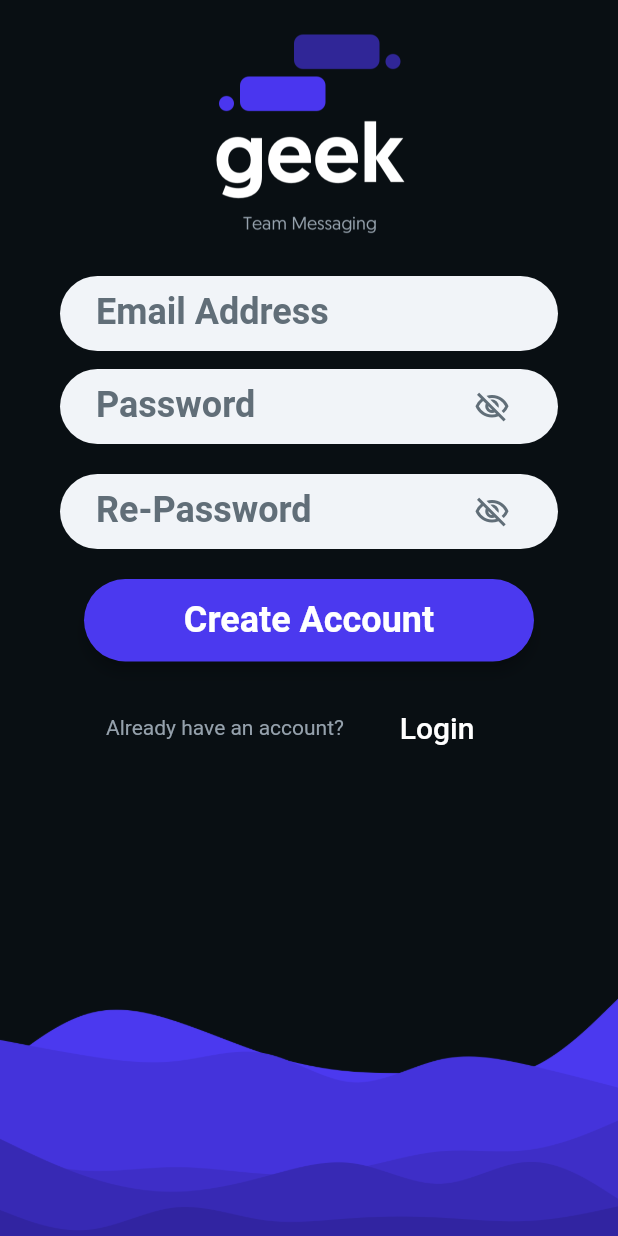
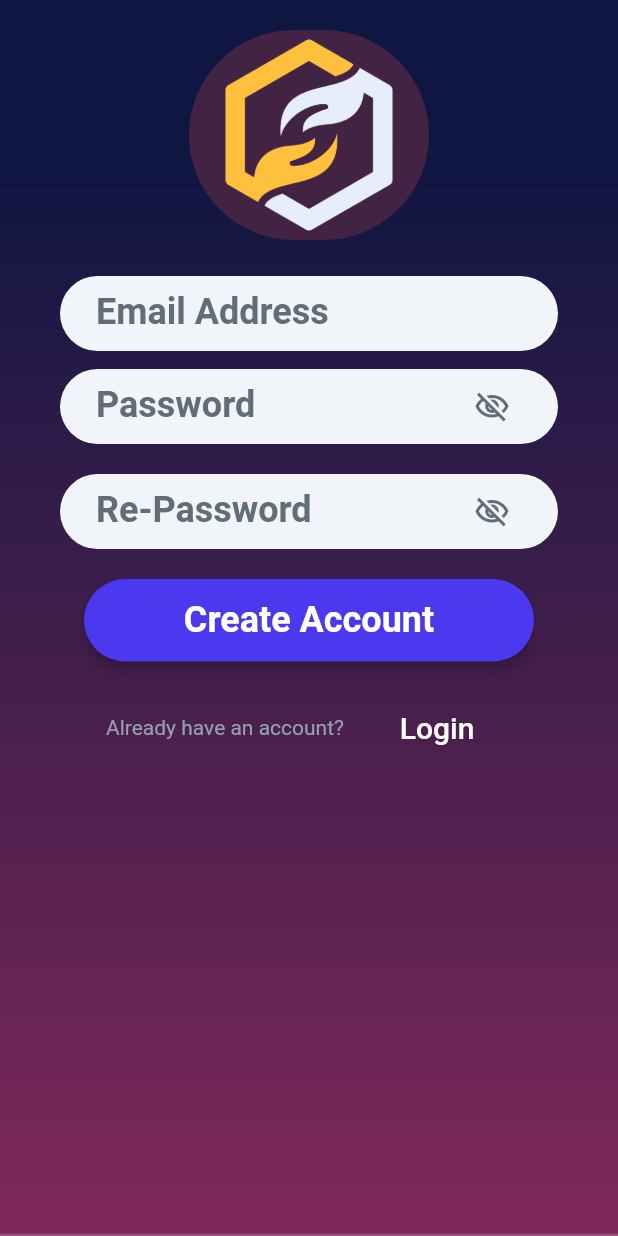
Before and after one commit to SuttirakZ/handy_Connect, a Flutter app: the screen it shows after launch, after a tap on "Create Account", on a phone screen of 412 x 824 dp. Run offline on Flutter 3.47's test engine with Material 2 defaults, Android fonts, the phone set to English and light mode, and no system bars; drawn by our look-alikes of auto_size_text; our stand-ins replace built_collection, built_value, cached_network_image, cloud_firestore, file_picker, firebase_auth and 16 more; missing offline and left inert: dash_chat, json_path, mime_type; accounts and stored records are empty; Roboto replaces fonts that are missing (Lexend Deca).

```diff
--- a/lib/login/login_widget.dart
+++ b/lib/login/login_widget.dart
@@ -47,28 +47,19 @@ class _LoginWidgetState extends State<LoginWidget> {
           decoration: BoxDecoration(
             color: Color(0x19444D59),
             image: DecorationImage(
-              fit: BoxFit.fitWidth,
+              fit: BoxFit.cover,
               image: Image.asset(
-                'assets/images/launchScreen@3x.png',
+                'assets/images/albfo_3.png',
               ).image,
             ),
           ),
           child: Padding(
-            padding: EdgeInsetsDirectional.fromSTEB(0, 0, 0, 90),
+            padding: EdgeInsetsDirectional.fromSTEB(0, 300, 0, 90),
             child: SingleChildScrollView(
               child: Column(
                 mainAxisSize: MainAxisSize.max,
                 mainAxisAlignment: MainAxisAlignment.end,
                 children: [
-                  Padding(
-                    padding: EdgeInsetsDirectional.fromSTEB(0, 20, 0, 24),
-                    child: Image.asset(
-                      'assets/images/logoGeekMessaging.png',
-                      width: 160,
-                      height: 140,
-                      fit: BoxFit.cover,
-                    ),
-                  ),
                   Padding(
                     padding: EdgeInsetsDirectional.fromSTEB(40, 0, 40, 20),
                     child: Container(
@@ -298,12 +289,13 @@ class _LoginWidgetState extends State<LoginWidget> {
                             width: 150,
                             height: 40,
                             color: Color(0x004B39EF),
-                            textStyle:
-                                FlutterFlowTheme.of(context).subtitle1.override(
-                                      fontFamily: 'Lexend Deca',
-                                      color: Colors.white,
-                                      fontSize: 16,
-                                    ),
+                            textStyle: FlutterFlowTheme.of(context)
+                                .subtitle1
+                                .override(
+                                  fontFamily: 'Lexend Deca',
+                                  color: FlutterFlowTheme.of(context).black600,
+                                  fontSize: 16,
+                                ),
                             elevation: 0,
                             borderSide: BorderSide(
                               color: Colors.transparent,
--- a/lib/my_profile/my_profile_widget.dart
+++ b/lib/my_profile/my_profile_widget.dart
@@ -107,7 +107,7 @@ class _MyProfileWidgetState extends State<MyProfileWidget>
                                   Align(
                                     alignment: AlignmentDirectional(0, 0),
                                     child: Image.asset(
-                                      'assets/images/hero@2x.png',
+                                      'assets/images/pic_splash.png',
                                       width: MediaQuery.of(context).size.width,
                                       height: 200,
                                       fit: BoxFit.cover,
--- a/lib/register/register_widget.dart
+++ b/lib/register/register_widget.dart
@@ -55,7 +55,7 @@ class _RegisterWidgetState extends State<RegisterWidget> {
             image: DecorationImage(
               fit: BoxFit.cover,
               image: Image.asset(
-                'assets/images/launchScreen@3x.png',
+                'assets/images/24.png',
               ).image,
             ),
           ),
@@ -68,11 +68,14 @@ class _RegisterWidgetState extends State<RegisterWidget> {
                 children: [
                   Padding(
                     padding: EdgeInsetsDirectional.fromSTEB(0, 20, 0, 24),
-                    child: Image.asset(
-                      'assets/images/logoGeekMessaging.png',
-                      width: 160,
-                      height: 140,
-                      fit: BoxFit.cover,
+                    child: ClipRRect(
+                      borderRadius: BorderRadius.circular(100),
+                      child: Image.asset(
+                        'assets/images/logo.png',
+                        width: 160,
+                        height: 140,
+                        fit: BoxFit.cover,
+                      ),
                     ),
                   ),
                   Padding(
--- a/pubspec.yaml
+++ b/pubspec.yaml
@@ -33,7 +33,6 @@ dependencies:
   cloud_firestore_platform_interface: 5.5.10
   cloud_firestore_web: 2.6.19
   dash_chat: 1.1.16
-  easy_debounce: 2.0.1
   file_picker: 4.5.1
   firebase_auth: 3.4.1
   firebase_auth_platform_interface: 6.3.1
```
Also changed, not shown: lib/components/friend_list_widget.dart (deleted, +0 -126 lines), lib/components/search_bar_widget.dart (deleted, +0 -137 lines), assets/images/24.png (added), assets/images/albfo_3.png (added), assets/images/hero@2x.png (deleted), assets/images/launchScreen@3x.png (deleted), assets/images/logo.png (added), assets/images/logoGeekMessaging.png (deleted), assets/images/user_4@2x.png (deleted).
